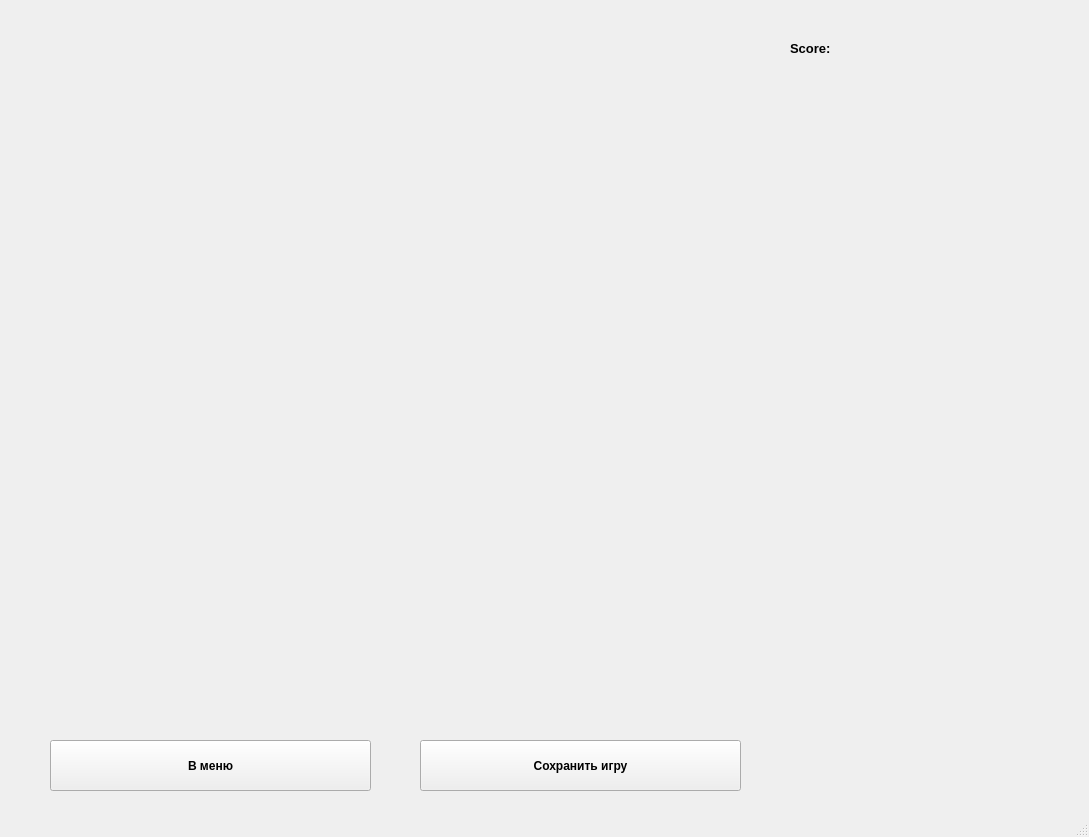
danielsteblev/Tetris, file config_file/GameSessionWindow.ui: the form before one commit.
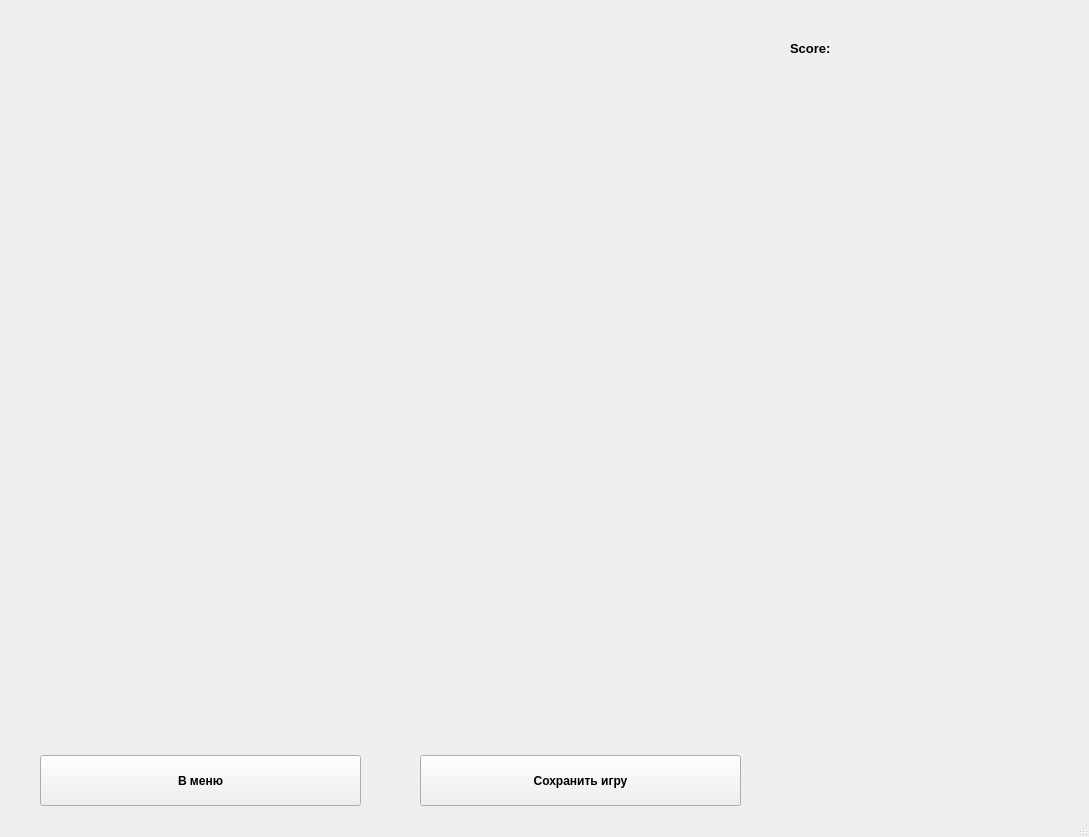
The form after the commit.

Patch:
```diff
--- a/config_file/GameSessionWindow.ui
+++ b/config_file/GameSessionWindow.ui
@@ -66,8 +66,8 @@
      <rect>
       <x>780</x>
       <y>130</y>
-      <width>211</width>
-      <height>181</height>
+      <width>200</width>
+      <height>200</height>
      </rect>
     </property>
     <property name="cursor">
@@ -85,8 +85,8 @@
      <rect>
       <x>800</x>
       <y>570</y>
-      <width>211</width>
-      <height>181</height>
+      <width>200</width>
+      <height>200</height>
      </rect>
     </property>
     <property name="cursor">
@@ -101,8 +101,8 @@
      <rect>
       <x>790</x>
       <y>350</y>
-      <width>211</width>
-      <height>181</height>
+      <width>200</width>
+      <height>200</height>
      </rect>
     </property>
     <property name="cursor">
@@ -116,7 +116,7 @@
     <property name="geometry">
      <rect>
       <x>420</x>
-      <y>740</y>
+      <y>755</y>
       <width>321</width>
       <height>51</height>
      </rect>
@@ -139,8 +139,8 @@
    <widget class="QPushButton" name="menuButton">
     <property name="geometry">
      <rect>
-      <x>50</x>
-      <y>740</y>
+      <x>40</x>
+      <y>755</y>
       <width>321</width>
       <height>51</height>
      </rect>
```
